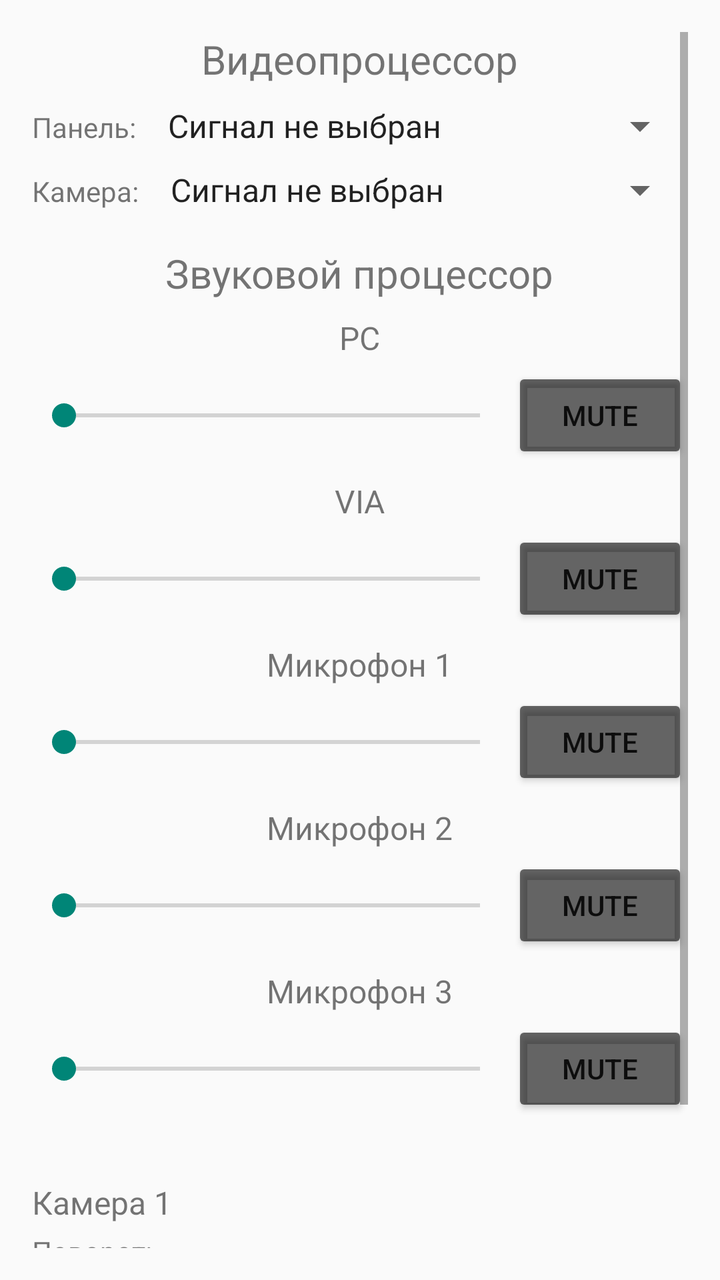
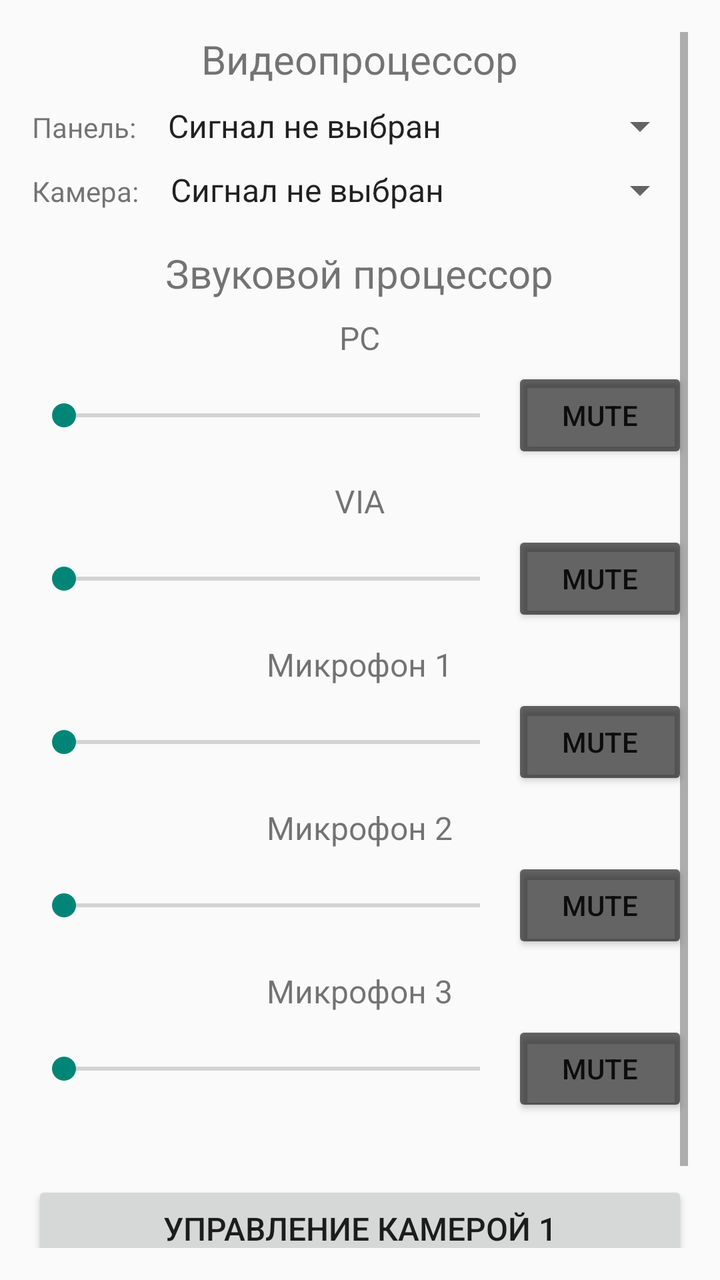

Screens rendered from an Android XML layout before and after an edit, with the pre-edit source and the edit as a unified diff.
<!-- AndroidManifest.xml: application theme Theme.AppCompat.Light.DarkActionBar -->
<!-- res/layout/activity_control.xml -->
<?xml version="1.0" encoding="utf-8"?>
<ScrollView xmlns:android="http://schemas.android.com/apk/res/android"
    android:layout_width="match_parent"
    android:layout_height="match_parent"
    android:padding="16dp">

    <LinearLayout
        android:layout_width="match_parent"
        android:layout_height="wrap_content"
        android:orientation="vertical">

        
        <LinearLayout
            android:layout_width="match_parent"
            android:layout_height="wrap_content"
            android:orientation="vertical"
            android:paddingBottom="16dp">

            <TextView
                android:layout_width="wrap_content"
                android:layout_height="wrap_content"
                android:text="Видеопроцессор"
                android:textSize="20sp"
                android:layout_gravity="center_horizontal"
                android:paddingBottom="8dp" />

            
            <LinearLayout
                android:layout_width="match_parent"
                android:layout_height="wrap_content"
                android:orientation="horizontal"
                android:paddingBottom="8dp">

                <TextView
                    android:layout_width="wrap_content"
                    android:layout_height="wrap_content"
                    android:text="Панель:"
                    android:paddingEnd="8dp" />

                <Spinner
                    android:id="@+id/spinner_video_output_panel"
                    android:layout_width="0dp"
                    android:layout_height="wrap_content"
                    android:layout_weight="1"
                    android:prompt="@string/video_input"
                    android:entries="@array/video_inputs" />
            </LinearLayout>

            
            <LinearLayout
                android:layout_width="match_parent"
                android:layout_height="wrap_content"
                android:orientation="horizontal">

                <TextView
                    android:layout_width="wrap_content"
                    android:layout_height="wrap_content"
                    android:text="Камера:"
                    android:paddingEnd="8dp" />

                <Spinner
                    android:id="@+id/spinner_video_output_camera"
                    android:layout_width="0dp"
                    android:layout_height="wrap_content"
                    android:layout_weight="1"
                    android:prompt="@string/video_input"
                    android:entries="@array/video_inputs" />
            </LinearLayout>
        </LinearLayout>

        
        <LinearLayout
            android:layout_width="match_parent"
            android:layout_height="wrap_content"
            android:orientation="vertical"
            android:paddingBottom="16dp">

            <TextView
                android:layout_width="wrap_content"
                android:layout_height="wrap_content"
                android:text="Звуковой процессор"
                android:textSize="20sp"
                android:layout_gravity="center_horizontal"
                android:paddingBottom="8dp" />



                
                <LinearLayout
                    android:layout_width="match_parent"
                    android:layout_height="wrap_content"
                    android:orientation="vertical"
                    android:paddingBottom="8dp">

                    
                    <TextView
                        android:layout_width="wrap_content"
                        android:layout_height="wrap_content"
                        android:text="PC"
                        android:textSize="16sp"
                        android:layout_gravity="center_horizontal"
                        android:paddingBottom="4dp" />

                    
                    <LinearLayout
                        android:layout_width="match_parent"
                        android:layout_height="wrap_content"
                        android:orientation="horizontal">

                        
                        <SeekBar
                            android:id="@+id/seekBar_volume_pc"
                            android:layout_width="0dp"
                            android:layout_height="wrap_content"
                            android:layout_weight="1"
                            android:max="100"
                            android:layout_gravity="center_vertical" />

                        
                        <Button
                            android:id="@+id/button_mute_pc"
                            android:layout_width="wrap_content"
                            android:layout_height="wrap_content"
                            android:text="MUTE"
                            android:backgroundTint="?attr/colorControlNormal" />
                    </LinearLayout>
                </LinearLayout>

                
                <LinearLayout
                    android:layout_width="match_parent"
                    android:layout_height="wrap_content"
                    android:orientation="vertical"
                    android:paddingBottom="8dp">

                    
                    <TextView
                        android:layout_width="wrap_content"
                        android:layout_height="wrap_content"
                        android:text="VIA"
                        android:textSize="16sp"
                        android:layout_gravity="center_horizontal"
                        android:paddingBottom="4dp" />

                    
                    <LinearLayout
                        android:layout_width="match_parent"
                        android:layout_height="wrap_content"
                        android:orientation="horizontal">

                        
                        <SeekBar
                            android:id="@+id/seekBar_volume_via"
                            android:layout_width="0dp"
                            android:layout_height="wrap_content"
                            android:layout_weight="1"
                            android:max="100"
                            android:layout_gravity="center_vertical" />

                        
                        <Button
                            android:id="@+id/button_mute_via"
                            android:layout_width="wrap_content"
                            android:layout_height="wrap_content"
                            android:text="MUTE"
                            android:backgroundTint="?attr/colorControlNormal" />
                    </LinearLayout>
                </LinearLayout>

                
                <LinearLayout
                    android:layout_width="match_parent"
                    android:layout_height="wrap_content"
                    android:orientation="vertical"
                    android:paddingBottom="8dp">

                    
                    <TextView
                        android:layout_width="wrap_content"
                        android:layout_height="wrap_content"
                        android:text="Микрофон 1"
                        android:textSize="16sp"
                        android:layout_gravity="center_horizontal"
                        android:paddingBottom="4dp" />

                    
                    <LinearLayout
                        android:layout_width="match_parent"
                        android:layout_height="wrap_content"
                        android:orientation="horizontal">

                        
                        <SeekBar
                            android:id="@+id/seekBar_volume_microphone_1"
                            android:layout_width="0dp"
                            android:layout_height="wrap_content"
                            android:layout_weight="1"
                            android:max="100"
                            android:layout_gravity="center_vertical" />

                        
                        <Button
                            android:id="@+id/button_mute_microphone_1"
                            android:layout_width="wrap_content"
                            android:layout_height="wrap_content"
                            android:text="MUTE"
                            android:backgroundTint="?attr/colorControlNormal" />
                    </LinearLayout>
                </LinearLayout>

                
                <LinearLayout
                    android:layout_width="match_parent"
                    android:layout_height="wrap_content"
                    android:orientation="vertical"
                    android:paddingBottom="8dp">

                    
                    <TextView
                        android:layout_width="wrap_content"
                        android:layout_height="wrap_content"
                        android:text="Микрофон 2"
                        android:textSize="16sp"
                        android:layout_gravity="center_horizontal"
                        android:paddingBottom="4dp" />

                    
                    <LinearLayout
                        android:layout_width="match_parent"
                        android:layout_height="wrap_content"
                        android:orientation="horizontal">

                        
                        <SeekBar
                            android:id="@+id/seekBar_volume_microphone_2"
                            android:layout_width="0dp"
                            android:layout_height="wrap_content"
                            android:layout_weight="1"
                            android:max="100"
                            android:layout_gravity="center_vertical" />

                        
                        <Button
                            android:id="@+id/button_mute_microphone_2"
                            android:layout_width="wrap_content"
                            android:layout_height="wrap_content"
                            android:text="MUTE"
                            android:backgroundTint="?attr/colorControlNormal" />
                    </LinearLayout>
                </LinearLayout>

                
                <LinearLayout
                    android:layout_width="match_parent"
                    android:layout_height="wrap_content"
                    android:orientation="vertical"
                    android:paddingBottom="8dp">

                    
                    <TextView
                        android:layout_width="wrap_content"
                        android:layout_height="wrap_content"
                        android:text="Микрофон 3"
                        android:textSize="16sp"
                        android:layout_gravity="center_horizontal"
                        android:paddingBottom="4dp" />

                    
                    <LinearLayout
                        android:layout_width="match_parent"
                        android:layout_height="wrap_content"
                        android:orientation="horizontal">

                        
                        <SeekBar
                            android:id="@+id/seekBar_volume_microphone_3"
                            android:layout_width="0dp"
                            android:layout_height="wrap_content"
                            android:layout_weight="1"
                            android:max="100"
                            android:layout_gravity="center_vertical" />

                        
                        <Button
                            android:id="@+id/button_mute_microphone_3"
                            android:layout_width="wrap_content"
                            android:layout_height="wrap_content"
                            android:text="MUTE"
                            android:backgroundTint="?attr/colorControlNormal" />
                    </LinearLayout>
                </LinearLayout>
        </LinearLayout>

        
        <TextView
            android:layout_width="wrap_content"
            android:layout_height="wrap_content"
            android:text="Камера 1"
            android:textSize="16sp"
            android:paddingTop="8dp"
            android:paddingBottom="4dp" />

        <TextView
            android:id="@+id/camera_1_pan_value"
            android:layout_width="wrap_content"
            android:layout_height="wrap_content"
            android:text="Поворот: -"
            android:textSize="14sp" />

        <TextView
            android:id="@+id/camera_1_tilt_value"
            android:layout_width="wrap_content"
            android:layout_height="wrap_content"
            android:text="Наклон: -"
            android:textSize="14sp" />

        <TextView
            android:layout_width="wrap_content"
            android:layout_height="wrap_content"
            android:text="Камера 2"
            android:textSize="16sp"
            android:paddingTop="8dp"
            android:paddingBottom="4dp" />

        <TextView
            android:id="@+id/camera_2_pan_value"
            android:layout_width="wrap_content"
            android:layout_height="wrap_content"
            android:text="Поворот: -"
            android:textSize="14sp" />

        <TextView
            android:id="@+id/camera_2_tilt_value"
            android:layout_width="wrap_content"
            android:layout_height="wrap_content"
            android:text="Наклон: -"
            android:textSize="14sp" />
    </LinearLayout>
</ScrollView>
<!-- resources referenced by this layout -->
<resources>
  <string-array name="video_inputs">
          <item>Сигнал не выбран</item> 
          <item>VIA</item>
          <item>PC</item>
          <item>Камера 1</item>
          <item>Камера 2</item>
      </string-array>
  <string name="video_input">Выберите вход</string>
</resources>

<!-- the commit's change to res/layout/activity_control.xml (unified diff, before → after) -->
@@ -290,50 +290,31 @@
                     </LinearLayout>
                 </LinearLayout>
         </LinearLayout>
-
         
-        <TextView
-            android:layout_width="wrap_content"
+        <LinearLayout
+            android:layout_width="match_parent"
             android:layout_height="wrap_content"
-            android:text="Камера 1"
-            android:textSize="16sp"
-            android:paddingTop="8dp"
-            android:paddingBottom="4dp" />
-
-        <TextView
-            android:id="@+id/camera_1_pan_value"
-            android:layout_width="wrap_content"
-            android:layout_height="wrap_content"
-            android:text="Поворот: -"
-            android:textSize="14sp" />
-
-        <TextView
-            android:id="@+id/camera_1_tilt_value"
-            android:layout_width="wrap_content"
-            android:layout_height="wrap_content"
-            android:text="Наклон: -"
-            android:textSize="14sp" />
-
-        <TextView
-            android:layout_width="wrap_content"
-            android:layout_height="wrap_content"
-            android:text="Камера 2"
-            android:textSize="16sp"
-            android:paddingTop="8dp"
-            android:paddingBottom="4dp" />
-
-        <TextView
-            android:id="@+id/camera_2_pan_value"
-            android:layout_width="wrap_content"
-            android:layout_height="wrap_content"
-            android:text="Поворот: -"
-            android:textSize="14sp" />
-
-        <TextView
-            android:id="@+id/camera_2_tilt_value"
-            android:layout_width="wrap_content"
-            android:layout_height="wrap_content"
-            android:text="Наклон: -"
-            android:textSize="14sp" />
+            android:orientation="vertical"
+            android:paddingTop="8dp">
+
+            
+            <Button
+                android:id="@+id/button_camera_1"
+                android:layout_width="match_parent"
+                android:layout_height="wrap_content"
+                android:text="Управление Камерой 1"
+                android:textSize="16sp"
+                android:padding="8dp" />
+
+            
+            <Button
+                android:id="@+id/button_camera_2"
+                android:layout_width="match_parent"
+                android:layout_height="wrap_content"
+                android:text="Управление Камерой 2"
+                android:textSize="16sp"
+                android:padding="8dp" />
+        </LinearLayout>
+
     </LinearLayout>
 </ScrollView>
